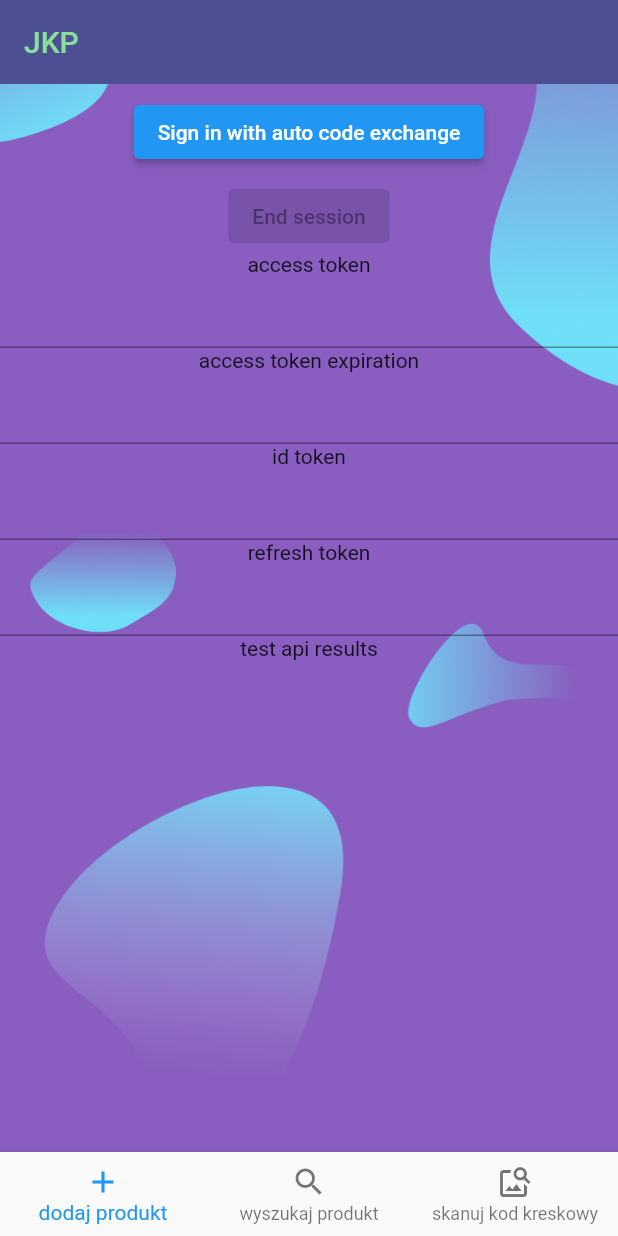
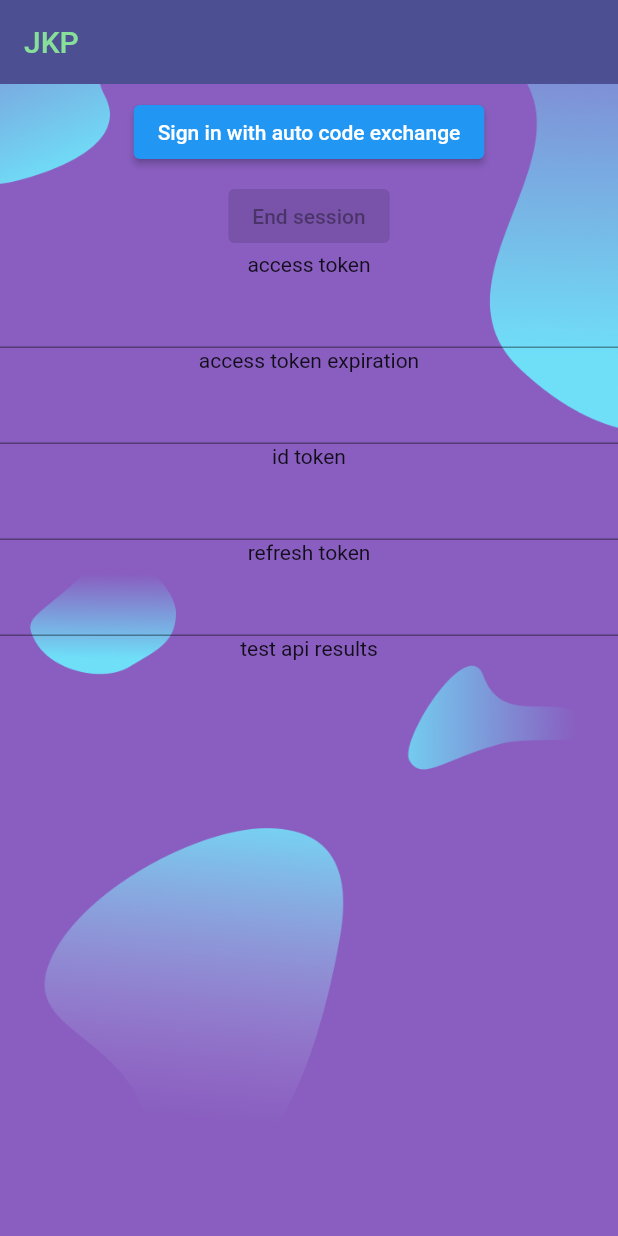
Before and after one commit to Mewelopers/barcode-mobile, a Flutter app: the screen it shows after launch, on a phone screen of 412 x 824 dp. Run offline on Flutter 3.47's test engine with Material 2 defaults, Android fonts, the phone set to English and light mode, and no system bars; missing offline and left inert: flutter_appauth.

```diff
--- a/lib/main.dart
+++ b/lib/main.dart
@@ -56,8 +56,6 @@ class _MyAppState extends State<MyApp> {
     tokenEndpoint: 'https://yermakovich.com/identity/connect/token',
     endSessionEndpoint: 'https://yermakovich.com/identity/connect/endsession',
   );
-
-  int _currentIndex = 0;
 
   @override
   Widget build(BuildContext context) {
@@ -122,31 +120,7 @@ class _MyAppState extends State<MyApp> {
           ),
         ),
       ),
-      bottomNavigationBar: BottomNavigationBar(
-        currentIndex: _currentIndex,
-        onTap: onTabTapped,
-        items: const [
-          BottomNavigationBarItem(
-            icon: Icon(Icons.add),
-            label: "dodaj produkt",
-          ),
-          BottomNavigationBarItem(
-            icon: Icon(Icons.search),
-            label: "wyszukaj produkt",
-          ),
-          BottomNavigationBarItem(
-            icon: Icon(Icons.image_search),
-            label: "skanuj kod kreskowy",
-          ),
-        ],
-      ),
     ));
-  }
-
-  void onTabTapped(int index) {
-    setState(() {
-      _currentIndex = index;
-    });
   }
 
   Future<void> _endSession() async {
```
Also changed, not shown: lib/ShoppingList.dart (+16 -1 lines).
